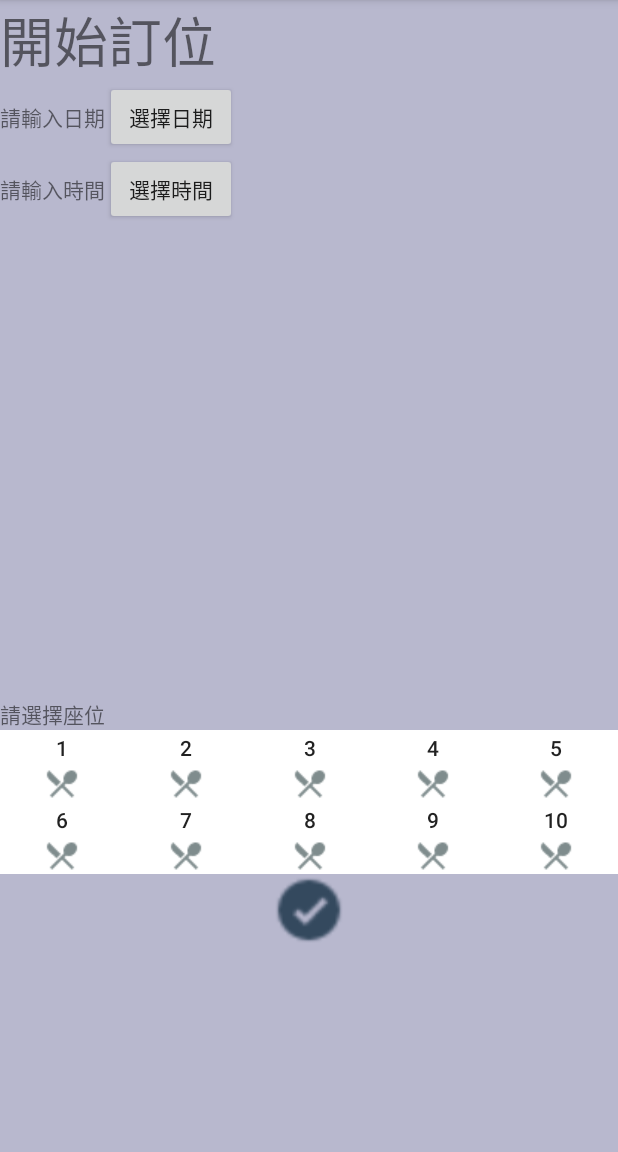
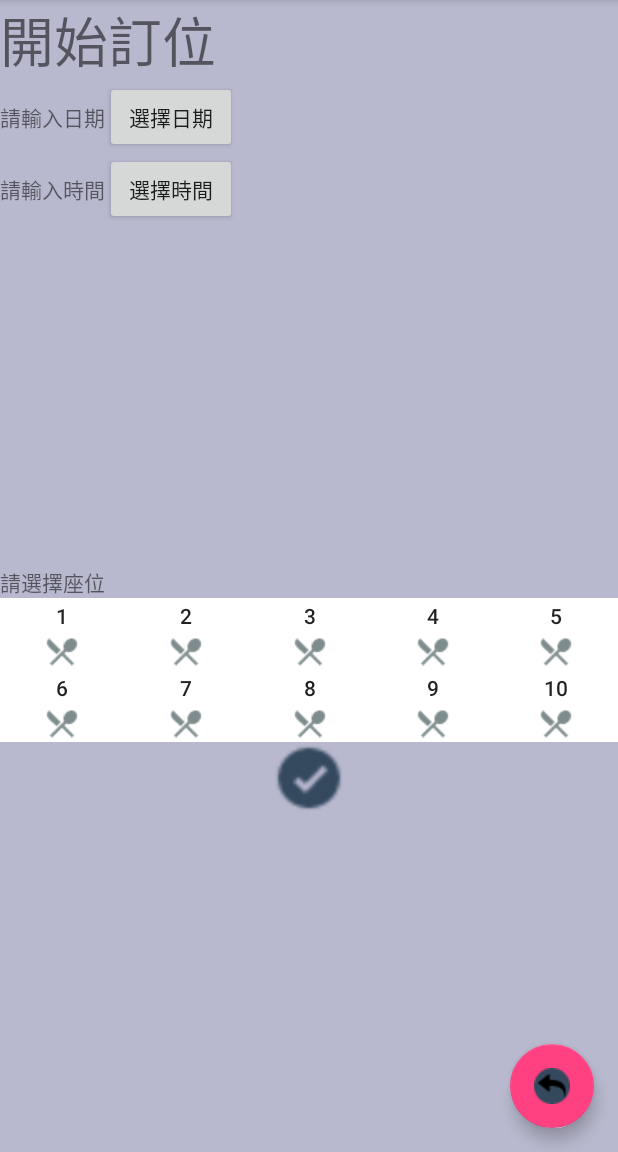
Before and after one commit to christinajuan/BookingSystem03, an Android app: the SeatPage screen opened directly, with no data from a screen before it, on a phone screen of 412 x 824 dp, the part 84-1236 px from its top. Run offline under Robolectric (Android 15) with nearby library versions, the phone set to English and light mode, and no system bars; network calls fail.

Commit message:
2017/1/5 boombutton + undo

```diff
--- a/app/src/main/java/com/example/user/ordersystem/SeatPage.java
+++ b/app/src/main/java/com/example/user/ordersystem/SeatPage.java
@@ -8,6 +8,7 @@ import android.content.Intent;
 import android.content.IntentFilter;
 import android.os.Bundle;
 import android.os.Message;
+import android.support.design.widget.FloatingActionButton;
 import android.support.v7.app.AppCompatActivity;
 import android.util.Log;
 import android.view.View;
@@ -82,7 +83,17 @@ public class SeatPage extends AppCompatActivity {
         registerReceiver(myReceiver,intentFilter);
 
 
+        FloatingActionButton fab = (FloatingActionButton) findViewById(R.id.fab);
+        fab.setOnClickListener(new View.OnClickListener() {
+            @Override
+            public void onClick(View view) {
+                Intent it = new Intent();
+                it.setClass(SeatPage.this,MainActivity.class);
+                startActivity(it);
+                finish();
 
+            }
+        });
     }
 
     @Override
--- a/app/src/main/res/layout/activity_seat_page.xml
+++ b/app/src/main/res/layout/activity_seat_page.xml
@@ -51,11 +51,16 @@
         </LinearLayout>
 
     </LinearLayout>
+    <LinearLayout
+        android:layout_width="match_parent"
+        android:layout_height="wrap_content"
+        android:orientation="horizontal">
     <TextView
         android:id="@+id/tableNmb"
         android:layout_width="wrap_content"
         android:layout_height="wrap_content"
         android:text="請選擇座位"/>
+    </LinearLayout>
     <LinearLayout
         android:layout_width="match_parent"
         android:layout_height="wrap_content"
@@ -163,6 +168,13 @@
             android:layout_gravity="center"
             android:layout_marginBottom="137dp"
             android:background="@drawable/ok"/>
+        <android.support.design.widget.FloatingActionButton
+            android:id="@+id/fab"
+            android:layout_width="wrap_content"
+            android:layout_height="wrap_content"
+            android:layout_gravity="bottom|end"
+            android:layout_margin="@dimen/fab_margin"
+            android:src="@drawable/undo" />
     </LinearLayout>
 
 
--- a/app/src/main/res/layout/activity_success_page.xml
+++ b/app/src/main/res/layout/activity_success_page.xml
@@ -24,4 +24,5 @@
             android:layout_height="0dp"
             android:layout_weight="1"/>
     </LinearLayout>
+
 </android.support.v4.app.FragmentTabHost>
--- a/app/src/main/res/layout/app_bar_main.xml
+++ b/app/src/main/res/layout/app_bar_main.xml
@@ -28,7 +28,7 @@
         android:layout_height="wrap_content"
         android:layout_gravity="bottom|end"
         android:layout_margin="@dimen/fab_margin"
-        app:srcCompat="@android:drawable/ic_dialog_email" />
+        android:src="@drawable/undo" />
 
 
 </android.support.design.widget.CoordinatorLayout>
```
Also changed, not shown: app/src/main/java/com/example/user/ordersystem/MainActivity.java (+6 -1 lines), app/src/main/java/com/example/user/ordersystem/QRCodeActivity.java (+14 -0 lines), app/src/main/java/com/example/user/ordersystem/SuccessPage.java (+11 -1 lines), app/src/main/res/layout/activity_qrcode.xml (+9 -1 lines), app/src/main/res/drawable/undo.png (added).
